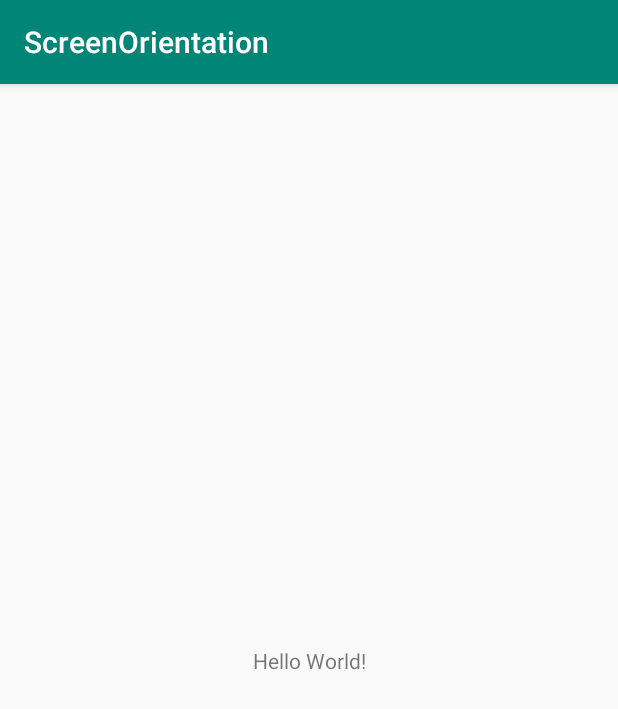
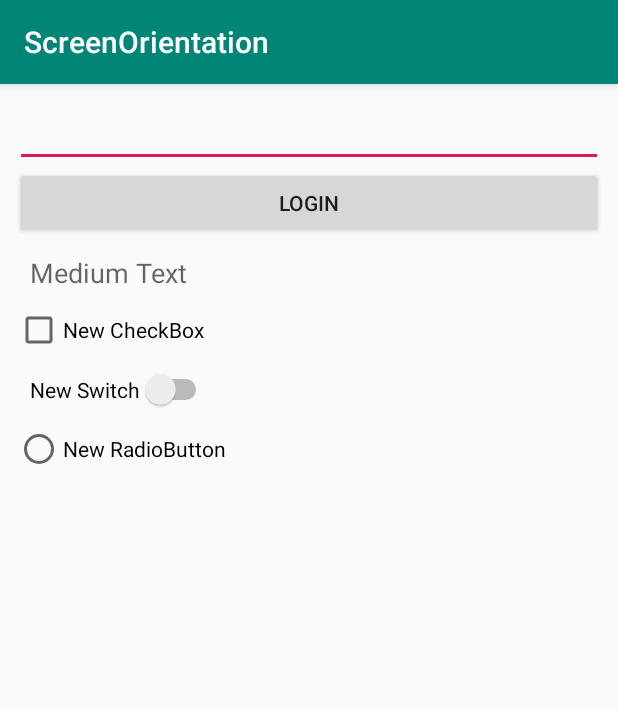
Before and after one commit to samykhelifa/ScreenOrientation, an Android app: the screen it shows after launch (MainActivity), on a phone screen of 412 x 824 dp. Shown: the top 709 px of the screen. Run offline under Robolectric (Android 15) with nearby library versions, the phone set to English and light mode, and no system bars.

Commit message:
Screen Rotation and Impact on Views    before   modified:   app/src/main/java/com/example/screenorientation/MainActivity.java   modified:   app/src/main/res/layout/activity_main.xml

```diff
--- a/app/src/main/java/com/example/screenorientation/MainActivity.java
+++ b/app/src/main/java/com/example/screenorientation/MainActivity.java
@@ -3,12 +3,16 @@ package com.example.screenorientation;
 import androidx.appcompat.app.AppCompatActivity;
 
 import android.os.Bundle;
+import android.util.Log;
 
 public class MainActivity extends AppCompatActivity {
+    private static final String TAG = MainActivity.class.getSimpleName();
+
 
     @Override
     protected void onCreate(Bundle savedInstanceState) {
         super.onCreate(savedInstanceState);
         setContentView(R.layout.activity_main);
+        Log.i(TAG, "onCreate()");
     }
 }
--- a/app/src/main/res/layout/activity_main.xml
+++ b/app/src/main/res/layout/activity_main.xml
@@ -1,18 +1,49 @@
 <?xml version="1.0" encoding="utf-8"?>
-<androidx.constraintlayout.widget.ConstraintLayout xmlns:android="http://schemas.android.com/apk/res/android"
-    xmlns:app="http://schemas.android.com/apk/res-auto"
+<LinearLayout xmlns:android="http://schemas.android.com/apk/res/android"
     xmlns:tools="http://schemas.android.com/tools"
     android:layout_width="match_parent"
     android:layout_height="match_parent"
-    tools:context=".MainActivity">
+    android:orientation="vertical"
+    android:padding="10dp"
+    tools:context="com.example.screenorientation.MainActivity">
+
+    <EditText
+        android:id="@+id/editText"
+        android:layout_width="match_parent"
+        android:layout_height="wrap_content"
+        android:inputType="textPersonName" />
+
+    <Button
+        android:id="@+id/button"
+        android:layout_width="match_parent"
+        android:layout_height="wrap_content"
+        android:text="LOGIN" />
 
     <TextView
+        android:id="@+id/textView"
+        android:layout_width="match_parent"
+        android:layout_height="wrap_content"
+        android:layout_margin="10dp"
+        android:text="Medium Text"
+        android:textAppearance="?android:attr/textAppearanceMedium" />
+
+    <CheckBox
+        android:id="@+id/checkBox"
+        android:layout_width="match_parent"
+        android:layout_height="wrap_content"
+        android:text="New CheckBox" />
+
+    <Switch
+        android:id="@+id/switch1"
         android:layout_width="wrap_content"
         android:layout_height="wrap_content"
-        android:text="Hello World!"
-        app:layout_constraintBottom_toBottomOf="parent"
-        app:layout_constraintLeft_toLeftOf="parent"
-        app:layout_constraintRight_toRightOf="parent"
-        app:layout_constraintTop_toTopOf="parent" />
+        android:layout_margin="10dp"
+        android:text="New Switch" />
 
-</androidx.constraintlayout.widget.ConstraintLayout>
+    <RadioButton
+        android:id="@+id/radioButton"
+        android:layout_width="wrap_content"
+        android:layout_height="wrap_content"
+        android:text="New RadioButton" />
+
+</LinearLayout>
```
